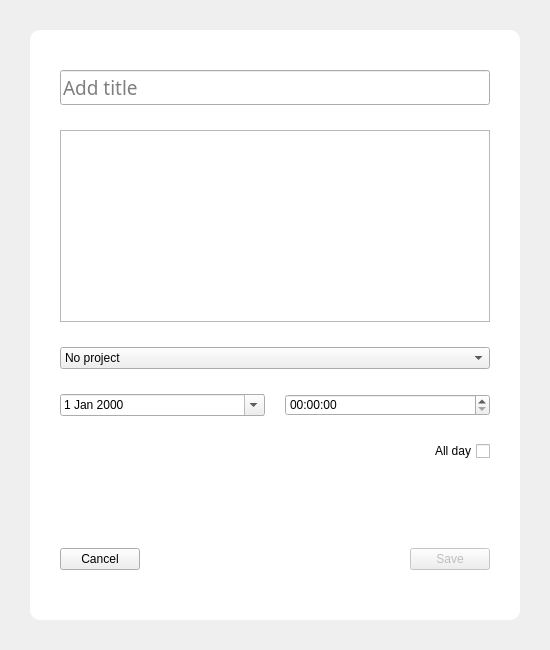
Qt form uis/scripts/ui_note_editor.ui (GorgeousOne/TaskManagementApp) before a commit.
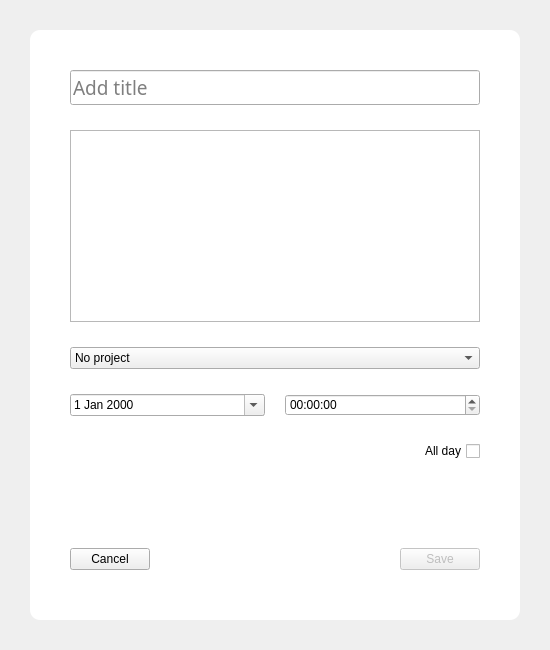
The same form after that commit.

```diff
--- a/uis/scripts/ui_note_editor.ui
+++ b/uis/scripts/ui_note_editor.ui
@@ -61,13 +61,13 @@
        <number>25</number>
       </property>
       <property name="leftMargin">
-       <number>30</number>
+       <number>40</number>
       </property>
       <property name="topMargin">
        <number>40</number>
       </property>
       <property name="rightMargin">
-       <number>30</number>
+       <number>40</number>
       </property>
       <property name="bottomMargin">
        <number>50</number>
@@ -78,7 +78,7 @@
          <font>
           <family>Segoe UI Semibold</family>
           <pointsize>14</pointsize>
-          <weight>7</weight>
+          <weight>50</weight>
           <italic>false</italic>
           <bold>false</bold>
          </font>
```
Left out of the diff: 2 changed lines with no effect on the pictures.
